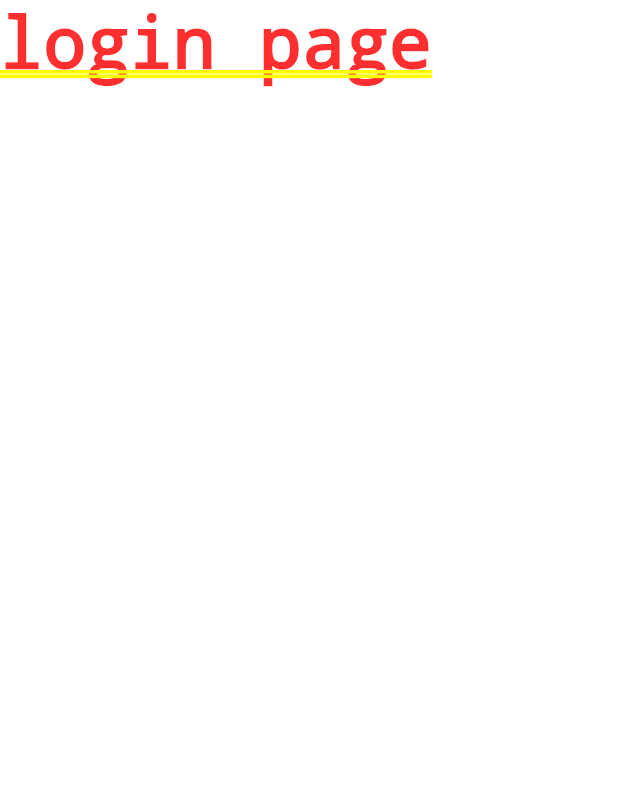
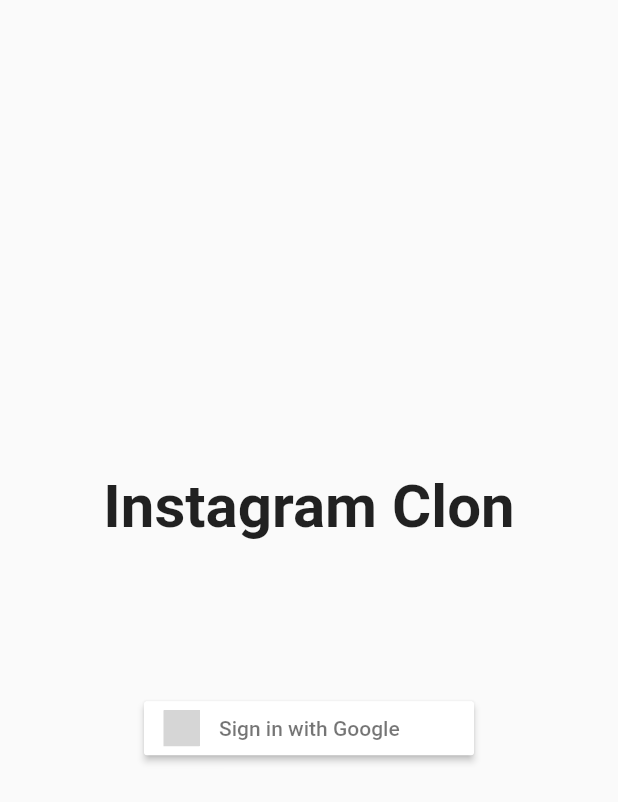
Before and after one commit to CheolHoJung/Flutter-instagram, a Flutter app: the screen it shows after launch, on a phone screen of 412 x 824 dp. Shown: the top 802 px of the screen. Run offline on Flutter 3.47's test engine with Material 2 defaults, Android fonts, the phone set to English and light mode, and no system bars; our stand-ins replace flutter_signin_button, image_picker; grey boxes are pictures that could not be loaded.

Commit message:
feat: Add LoginPage UI

```diff
--- a/lib/login_page.dart
+++ b/lib/login_page.dart
@@ -1,10 +1,28 @@
 import 'package:flutter/material.dart';
+import 'package:flutter_signin_button/flutter_signin_button.dart';
 
 class LoginPage extends StatelessWidget {
   @override
   Widget build(BuildContext context) {
-    return Container(
-      child: Text('login page'),
+    return Scaffold(
+      body: Center(
+        child: Column(
+          mainAxisAlignment: MainAxisAlignment.center,
+          children: <Widget>[
+            Text(
+              'Instagram Clon',
+              style: TextStyle(fontSize: 40.0, fontWeight: FontWeight.bold),
+            ),
+            Padding(
+              padding: EdgeInsets.all(50.0),
+            ),
+            SignInButton(
+              Buttons.Google,
+              onPressed: () {},
+            )
+          ],
+        ),
+      ),
     );
   }
 }
```
